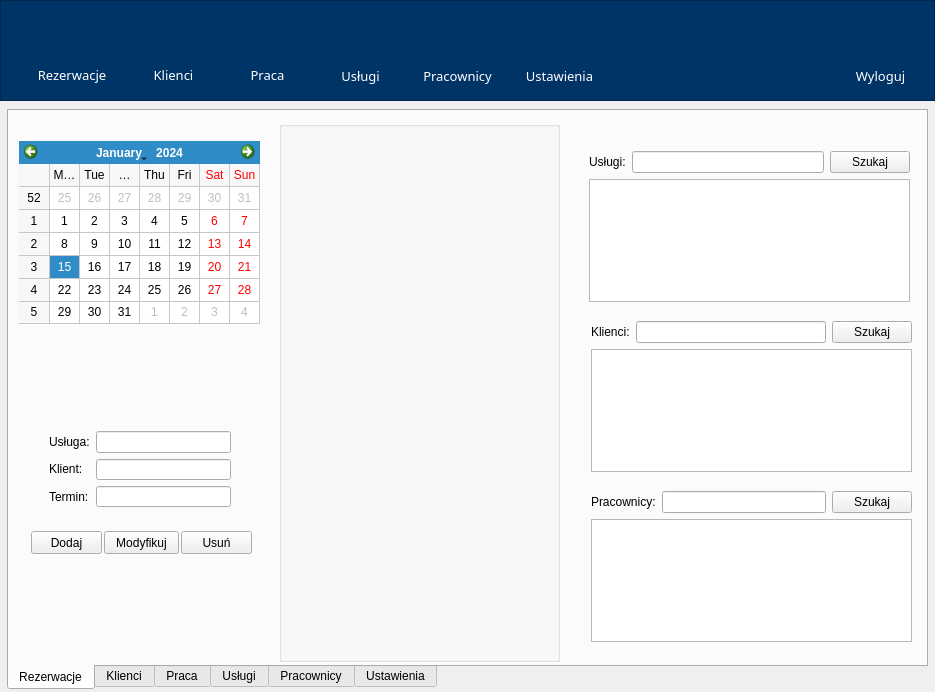
First picture: the form in glowneokno.ui, repository maciuk10/Gabinet_v1_0_0_Projekt, before the edit.
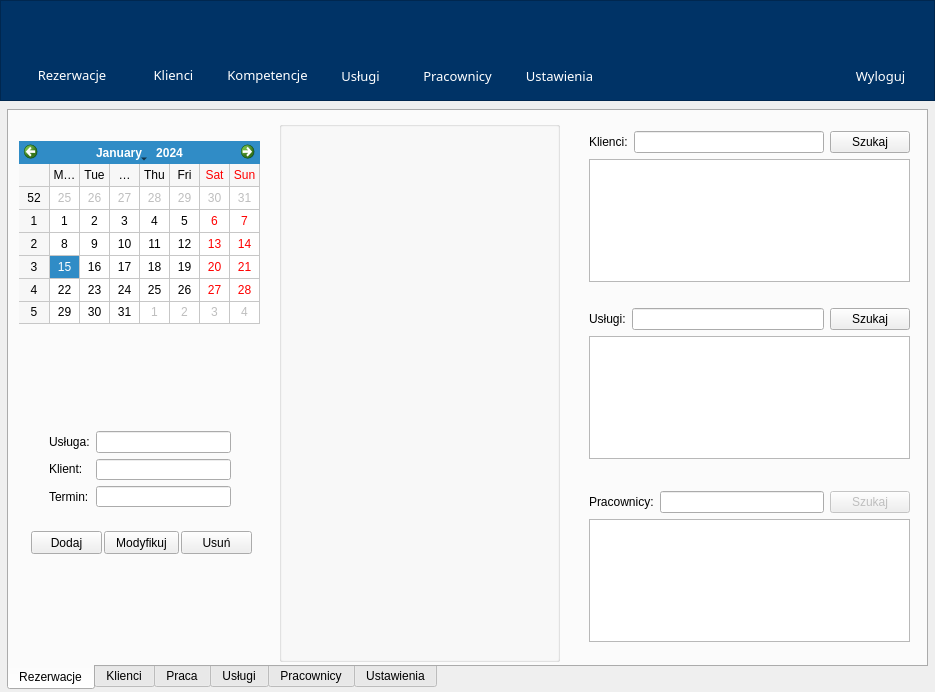
Second picture: the form after the edit. The open tabs and pages were chosen to show the change. Icons and pictures are not drawn. Custom widgets are drawn as their Qt base class.

The edit to the form file:
```diff
--- a/glowneokno.ui
+++ b/glowneokno.ui
@@ -169,7 +169,7 @@
 font: 10pt &quot;Fira Sans&quot;;</string>
      </property>
      <property name="text">
-      <string>Praca</string>
+      <string>Kompetencje</string>
      </property>
      <property name="alignment">
       <set>Qt::AlignCenter</set>
@@ -501,47 +501,57 @@
      <widget class="QWidget" name="layoutWidget">
       <property name="geometry">
        <rect>
-        <x>582</x>
-        <y>210</y>
-        <width>321</width>
-        <height>151</height>
+        <x>40</x>
+        <y>320</y>
+        <width>182</width>
+        <height>76</height>
        </rect>
       </property>
-      <layout class="QVBoxLayout" name="verticalLayout_3">
+      <layout class="QHBoxLayout" name="horizontalLayout">
        <item>
-        <layout class="QHBoxLayout" name="horizontalLayout_5">
+        <layout class="QVBoxLayout" name="verticalLayout">
          <item>
-          <widget class="QLabel" name="label_19">
+          <widget class="QLabel" name="label_15">
            <property name="text">
-            <string>Klienci:</string>
+            <string>Usługa:</string>
            </property>
           </widget>
          </item>
          <item>
-          <widget class="QLineEdit" name="clientReservationType"/>
+          <widget class="QLabel" name="label_16">
+           <property name="text">
+            <string>Klient:</string>
+           </property>
+          </widget>
          </item>
          <item>
-          <widget class="QPushButton" name="reservationClientSearch">
+          <widget class="QLabel" name="label_17">
            <property name="text">
-            <string>Szukaj</string>
+            <string>Termin:</string>
            </property>
           </widget>
          </item>
         </layout>
        </item>
        <item>
-        <widget class="QTableView" name="clientTable">
-         <property name="styleSheet">
-          <string notr="true">border-image: url(:/banners/banners/emptyTableView319x118.png) 0 0 0 0 stretch stretch;</string>
-         </property>
-        </widget>
+        <layout class="QVBoxLayout" name="verticalLayout_15">
+         <item>
+          <widget class="QLineEdit" name="choosenService"/>
+         </item>
+         <item>
+          <widget class="QLineEdit" name="choosenClient"/>
+         </item>
+         <item>
+          <widget class="QLineEdit" name="choosenDate"/>
+         </item>
+        </layout>
        </item>
       </layout>
      </widget>
      <widget class="QWidget" name="layoutWidget_2">
       <property name="geometry">
        <rect>
-        <x>582</x>
+        <x>580</x>
         <y>380</y>
         <width>321</width>
         <height>151</height>
@@ -562,6 +572,9 @@
          </item>
          <item>
           <widget class="QPushButton" name="workerReservationSearch">
+           <property name="enabled">
+            <bool>false</bool>
+           </property>
            <property name="text">
             <string>Szukaj</string>
            </property>
@@ -578,11 +591,51 @@
        </item>
       </layout>
      </widget>
-     <widget class="QWidget" name="layoutWidget">
+     <widget class="QWidget" name="layoutWidget_3">
       <property name="geometry">
        <rect>
         <x>580</x>
-        <y>40</y>
+        <y>20</y>
+        <width>321</width>
+        <height>151</height>
+       </rect>
+      </property>
+      <layout class="QVBoxLayout" name="verticalLayout_3">
+       <item>
+        <layout class="QHBoxLayout" name="horizontalLayout_5">
+         <item>
+          <widget class="QLabel" name="label_19">
+           <property name="text">
+            <string>Klienci:</string>
+           </property>
+          </widget>
+         </item>
+         <item>
+          <widget class="QLineEdit" name="clientReservationType"/>
+         </item>
+         <item>
+          <widget class="QPushButton" name="reservationClientSearch">
+           <property name="text">
+            <string>Szukaj</string>
+           </property>
+          </widget>
+         </item>
+        </layout>
+       </item>
+       <item>
+        <widget class="QTableView" name="clientTable">
+         <property name="styleSheet">
+          <string notr="true">border-image: url(:/banners/banners/emptyTableView319x118.png) 0 0 0 0 stretch stretch;</string>
+         </property>
+        </widget>
+       </item>
+      </layout>
+     </widget>
+     <widget class="QWidget" name="layoutWidget_5">
+      <property name="geometry">
+       <rect>
+        <x>580</x>
+        <y>197</y>
         <width>321</width>
         <height>151</height>
        </rect>
@@ -602,6 +655,9 @@
          </item>
          <item>
           <widget class="QPushButton" name="reservationServiceSearch">
+           <property name="enabled">
+            <bool>true</bool>
+           </property>
            <property name="text">
             <string>Szukaj</string>
            </property>
@@ -618,56 +674,6 @@
        </item>
       </layout>
      </widget>
-     <widget class="QWidget" name="layoutWidget">
-      <property name="geometry">
-       <rect>
-        <x>40</x>
-        <y>320</y>
-        <width>182</width>
-        <height>76</height>
-       </rect>
-      </property>
-      <layout class="QHBoxLayout" name="horizontalLayout">
-       <item>
-        <layout class="QVBoxLayout" name="verticalLayout">
-         <item>
-          <widget class="QLabel" name="label_15">
-           <property name="text">
-            <string>Usługa:</string>
-           </property>
-          </widget>
-         </item>
-         <item>
-          <widget class="QLabel" name="label_16">
-           <property name="text">
-            <string>Klient:</string>
-           </property>
-          </widget>
-         </item>
-         <item>
-          <widget class="QLabel" name="label_17">
-           <property name="text">
-            <string>Termin:</string>
-           </property>
-          </widget>
-         </item>
-        </layout>
-       </item>
-       <item>
-        <layout class="QVBoxLayout" name="verticalLayout_15">
-         <item>
-          <widget class="QLineEdit" name="lineEdit"/>
-         </item>
-         <item>
-          <widget class="QLineEdit" name="lineEdit_2"/>
-         </item>
-         <item>
-          <widget class="QLineEdit" name="lineEdit_3"/>
-         </item>
-        </layout>
-       </item>
-      </layout>
-     </widget>
     </widget>
     <widget class="QWidget" name="klienciTab">
      <attribute name="title">
```
Left out of the diff: 15 changed lines with no effect on the pictures.
